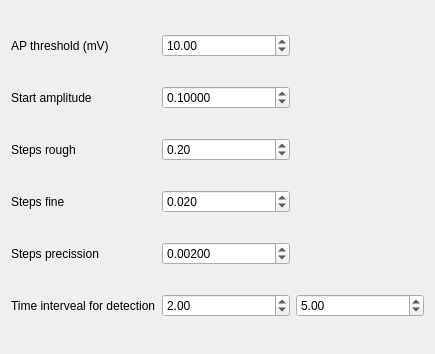
Before: the Qt Designer form ui_threshold_widget.ui in TheJRapp/PeriphNeuronStim, drawn with Qt 5.
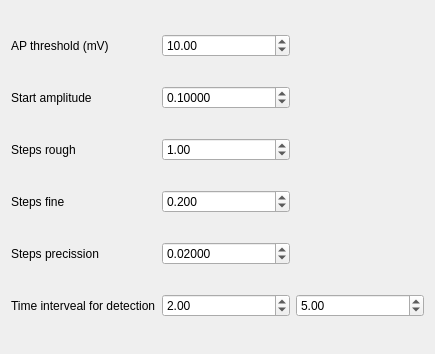
After: the same form once the commit is applied.

Commit message: added y undulation (following sine) adapted threshold default values for undulation in ideal field simulations

What changed in the file:
```diff
--- a/ui_threshold_widget.ui
+++ b/ui_threshold_widget.ui
@@ -45,7 +45,7 @@
    <item row="2" column="1">
     <widget class="QDoubleSpinBox" name="steps_rough_spin_box">
      <property name="value">
-      <double>0.200000000000000</double>
+      <double>1.000000000000000</double>
      </property>
     </widget>
    </item>
@@ -55,7 +55,7 @@
       <number>3</number>
      </property>
      <property name="value">
-      <double>0.020000000000000</double>
+      <double>0.200000000000000</double>
      </property>
     </widget>
    </item>
@@ -110,7 +110,7 @@
       <number>5</number>
      </property>
      <property name="value">
-      <double>0.002000000000000</double>
+      <double>0.020000000000000</double>
      </property>
     </widget>
    </item>
```
The commit also changes 2 other files.
